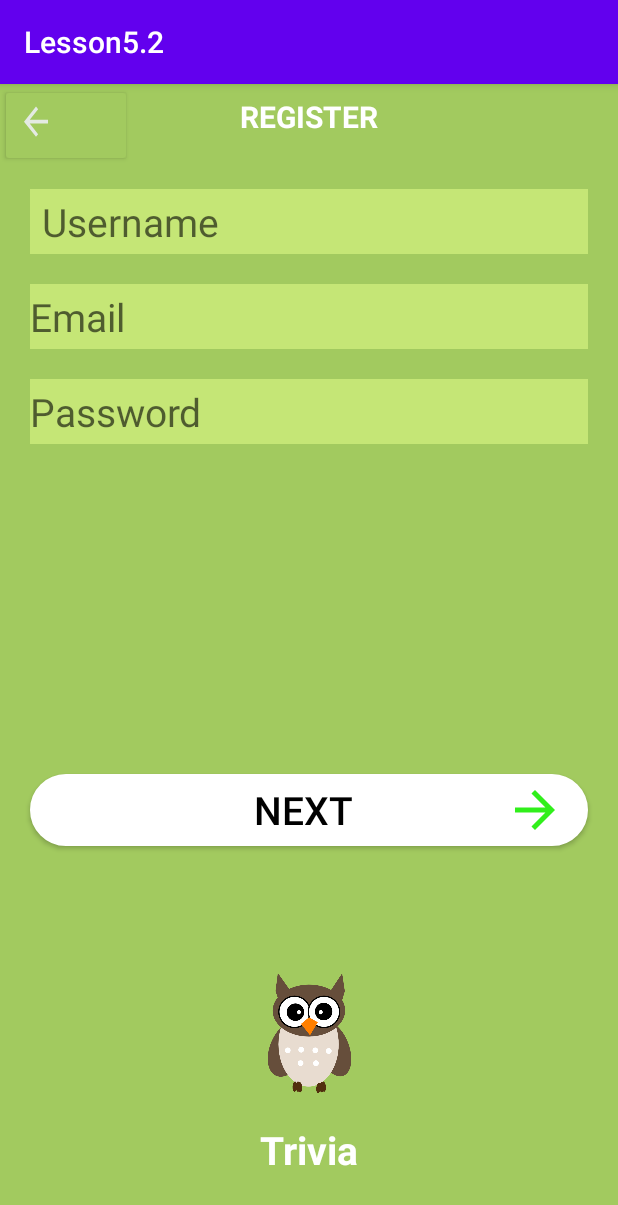
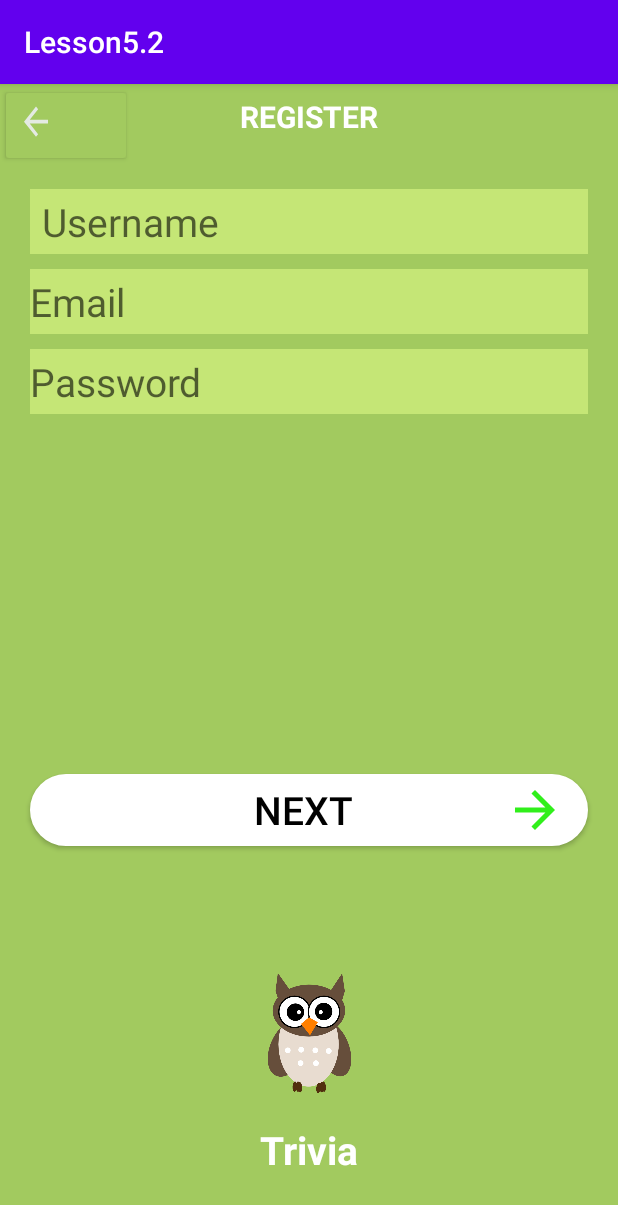
Before and after one commit to Medinaa25/homework5, an Android app: the screen it shows after launch (MainActivity), on a phone screen of 412 x 824 dp. Shown: the top 1205 px of the screen. Run offline under Robolectric (Android 15) with nearby library versions, the phone set to English and light mode, and no system bars.

Commit message:
add HomeWork

```diff
--- a/app/src/main/res/layout/activity_main.xml
+++ b/app/src/main/res/layout/activity_main.xml
@@ -79,7 +79,7 @@
         android:id="@+id/email"
         android:layout_width="match_parent"
         android:layout_height="wrap_content"
-        android:layout_marginTop="20dp"
+        android:layout_marginTop="10dp"
         android:layout_marginHorizontal="20dp"
         android:hint="Email"
         android:textSize="26sp"
@@ -94,7 +94,7 @@
         android:layout_width="match_parent"
         android:layout_height="wrap_content"
         android:layout_marginHorizontal="20dp"
-        android:layout_marginTop="20sp"
+        android:layout_marginTop="10sp"
         android:hint="Password"
         android:textSize="26sp"
         app:layout_constraintTop_toBottomOf="@id/email"
```
